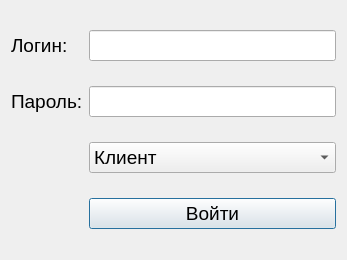
Old version of the form ui/LoginWindow.ui in the repository Spyddek/BD-sesion2_kurs.
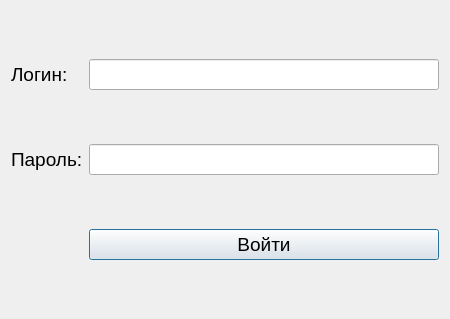
New version of the form.

Patch:
```diff
--- a/ui/LoginWindow.ui
+++ b/ui/LoginWindow.ui
@@ -6,8 +6,8 @@
    <rect>
     <x>0</x>
     <y>0</y>
-    <width>347</width>
-    <height>260</height>
+    <width>450</width>
+    <height>319</height>
    </rect>
   </property>
   <property name="windowTitle">
@@ -60,33 +60,6 @@
     </widget>
    </item>
    <item row="2" column="1">
-    <widget class="QComboBox" name="cbRole">
-     <property name="font">
-      <font>
-       <pointsize>14</pointsize>
-      </font>
-     </property>
-     <property name="editable">
-      <bool>false</bool>
-     </property>
-     <item>
-      <property name="text">
-       <string>Клиент</string>
-      </property>
-     </item>
-     <item>
-      <property name="text">
-       <string>Салон</string>
-      </property>
-     </item>
-     <item>
-      <property name="text">
-       <string>Админ</string>
-      </property>
-     </item>
-    </widget>
-   </item>
-   <item row="3" column="1">
     <widget class="QPushButton" name="btnLogin">
      <property name="font">
       <font>
```
Left out of the diff: 42 changed lines with no effect on the pictures.
